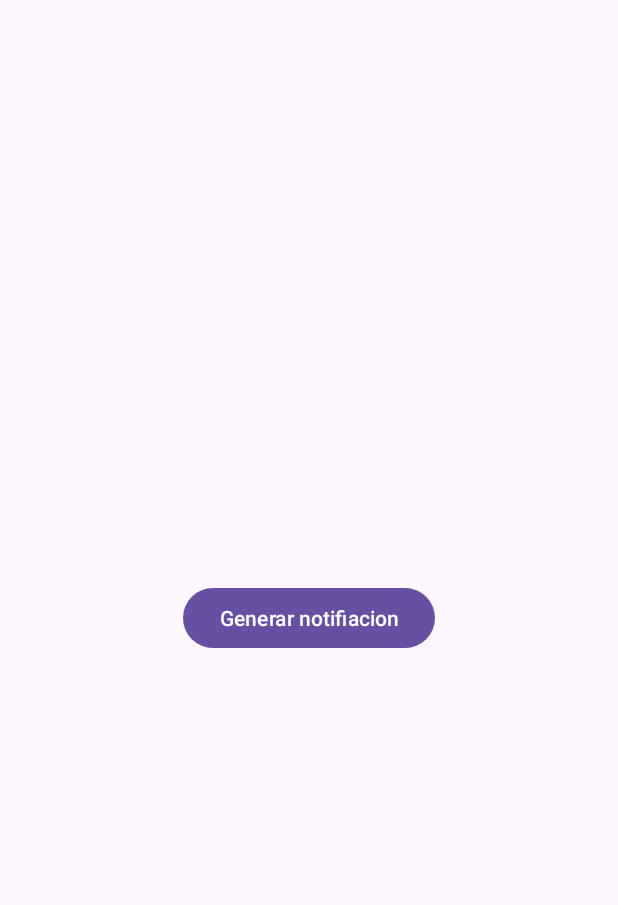
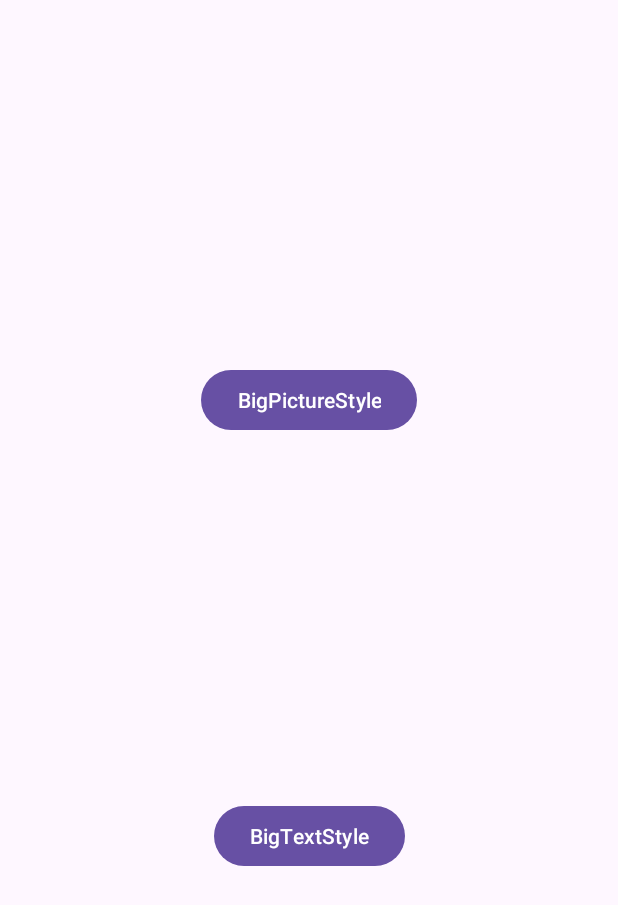
Before and after one commit to JoseJimenezGonzalez/notificaciones, an Android app: the SegundoEjercicioActivity screen opened directly, with no data from a screen before it, on a phone screen of 412 x 824 dp. Shown: the top 905 px of the screen. Run offline under Robolectric (Android 15) with nearby library versions, the phone set to English and light mode, and no system bars.

Commit message:
commit falta el ejercicio 3

```diff
--- a/app/src/main/res/layout/activity_segundo_ejercicio.xml
+++ b/app/src/main/res/layout/activity_segundo_ejercicio.xml
@@ -7,14 +7,25 @@
     tools:context=".SegundoEjercicioActivity">
 
     <Button
-        android:id="@+id/btnGenerarNotificacion"
+        android:id="@+id/btnBigPictureStyle"
         android:layout_width="wrap_content"
         android:layout_height="wrap_content"
         app:layout_constraintTop_toTopOf="parent"
         app:layout_constraintStart_toStartOf="parent"
         app:layout_constraintEnd_toEndOf="parent"
+        app:layout_constraintBottom_toTopOf="@id/btnBigTextStyle"
+        android:text="BigPictureStyle">
+    </Button>
+
+    <Button
+        android:id="@+id/btnBigTextStyle"
+        android:layout_width="wrap_content"
+        android:layout_height="wrap_content"
+        app:layout_constraintTop_toBottomOf="@id/btnBigPictureStyle"
+        app:layout_constraintStart_toStartOf="parent"
+        app:layout_constraintEnd_toEndOf="parent"
         app:layout_constraintBottom_toBottomOf="parent"
-        android:text="Generar segunda notificacion">
+        android:text="BigTextStyle">
     </Button>
 
 </androidx.constraintlayout.widget.ConstraintLayout>
```
Also changed, not shown: app/src/main/java/com/example/myapplication/SegundoEjercicioActivity.kt (+55 -20 lines), app/src/main/res/drawable/img_sol.jpg (added).
